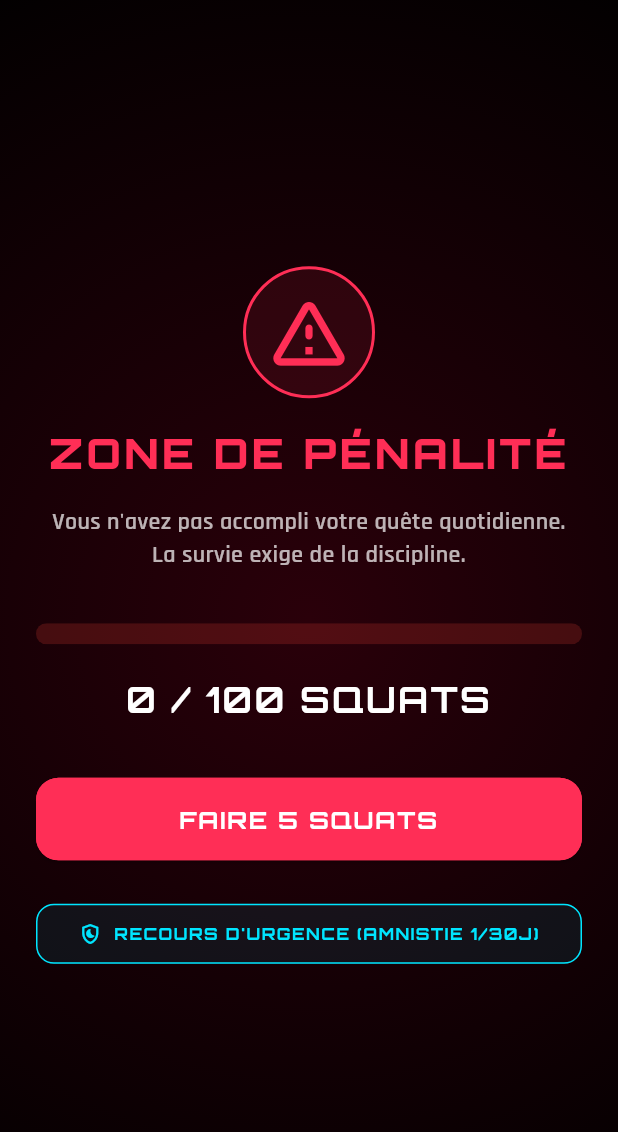
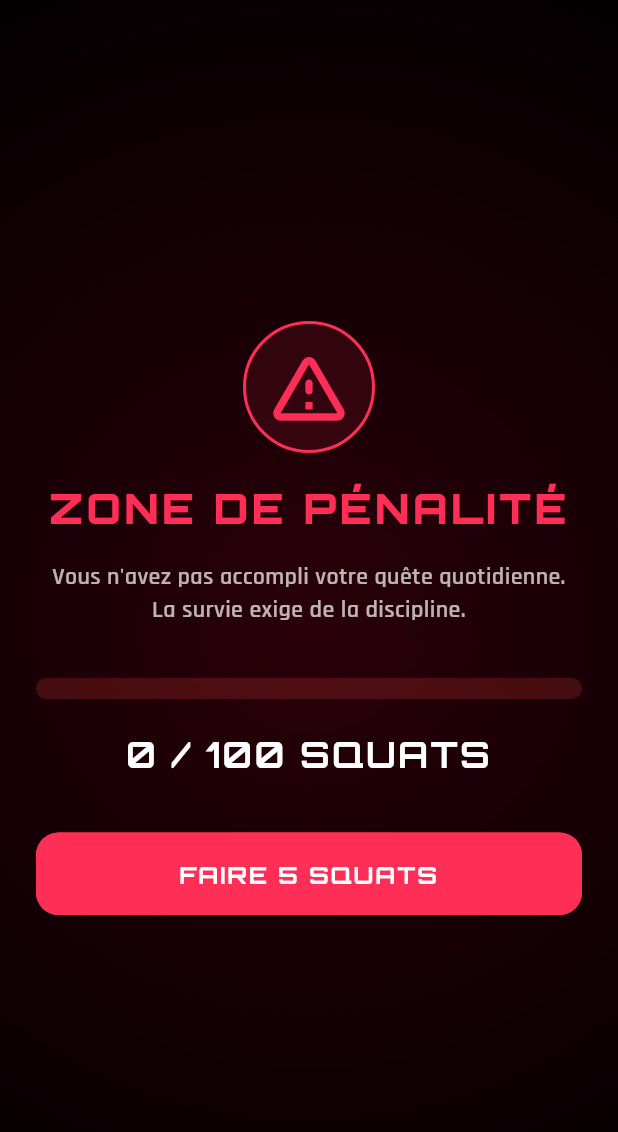
Before and after one commit to Matou7/ShadowBurn, a Flutter app: the PenaltyScreen screen opened directly, on a phone screen of 412 x 824 dp. Shown: the top 1132 px of the screen. Run offline on Flutter 3.47's test engine with Material 3 defaults, Android fonts, the phone set to English and light mode, and no system bars; our stand-ins replace audioplayers, cloud_firestore, firebase_auth, firebase_core, flutter_local_notifications, google_fonts and 5 more; missing offline and left inert: workmanager; accounts and stored records are empty.

Commit message:
Remove user-facing escape control from Cerberus penalty screen

```diff
--- a/lib/screens/penalty_screen.dart
+++ b/lib/screens/penalty_screen.dart
@@ -6,51 +6,10 @@ import 'package:provider/provider.dart';
 import 'package:vibration/vibration.dart';
 import 'package:google_fonts/google_fonts.dart';
 import '../providers/game_provider.dart';
-import '../widgets/system_dialog.dart';
 
 class PenaltyScreen extends StatelessWidget {
   const PenaltyScreen({super.key});
 
-  void _showAmnestyConfirmDialog(BuildContext context, GameProvider game) {
-    SystemDialog.show(
-      context,
-      title: "RECOURS D'URGENCE (AMNISTIE)",
-      color: const Color(0xFF00E5FF),
-      content: const Text(
-        "Ce recours d'urgence purge la Pénalité suite à un dysfonctionnement matériel ou d'affichage.\n\n"
-        "• Aucun gain d'XP ou d'Or n'est attribué.\n"
-        "• Utilisable strictement une seule fois tous les 30 jours (ou à volonté en God Mode).",
-        style: TextStyle(color: Colors.white70, fontSize: 13, height: 1.4),
-      ),
-      actions: [
-        TextButton(
-          onPressed: () => Navigator.pop(context),
-          child: const Text("ANNULER"),
-        ),
-        ElevatedButton(
-          style: ElevatedButton.styleFrom(
-            backgroundColor: const Color(0xFF00E5FF).withOpacity(0.25),
-            shape: RoundedRectangleBorder(borderRadius: BorderRadius.circular(12)),
-            side: const BorderSide(color: Color(0xFF00E5FF)),
-          ),
-          onPressed: () async {
-            final messenger = ScaffoldMessenger.of(context);
-            Navigator.pop(context);
-            final String result = await game.useEmergencyAmnesty();
-            final bool granted = result.contains("ACCORDÉE");
-            messenger.showSnackBar(
-              SnackBar(
-                content: Text(result),
-                backgroundColor: granted ? const Color(0xFF00FF66) : Colors.redAccent,
-                duration: const Duration(seconds: 4),
-              ),
-            );
-          },
-          child: const Text("EXÉCUTER L'AMNISTIE", style: TextStyle(color: Colors.white)),
-        ),
-      ],
-    );
-  }
 
   @override
   Widget build(BuildContext context) {
@@ -142,28 +101,7 @@ class PenaltyScreen extends StatelessWidget {
                         game.addReps("Squats", 5);
                       },
                     ),
-                    const SizedBox(height: 25),
-                    SizedBox(
-                      width: double.infinity,
-                      child: OutlinedButton.icon(
-                        style: OutlinedButton.styleFrom(
-                          foregroundColor: const Color(0xFF00E5FF),
-                          side: const BorderSide(color: Color(0xFF00E5FF)),
-                          backgroundColor: const Color(0xFF00E5FF).withOpacity(0.08),
-                          padding: const EdgeInsets.symmetric(vertical: 12),
-                          shape: RoundedRectangleBorder(
-                            borderRadius: BorderRadius.circular(12),
-                          ),
-                        ),
-                        icon: const Icon(Icons.shield_moon_outlined, size: 16),
-                        label: Text(
-                          "RECOURS D'URGENCE (AMNISTIE 1/30J)",
-                          textAlign: TextAlign.center,
-                          style: GoogleFonts.orbitron(fontSize: 11, letterSpacing: 1, fontWeight: FontWeight.bold),
-                        ),
-                        onPressed: () => _showAmnestyConfirmDialog(context, game),
-                      ),
-                    ),
+
                   ],
                 ),
               ),
```
